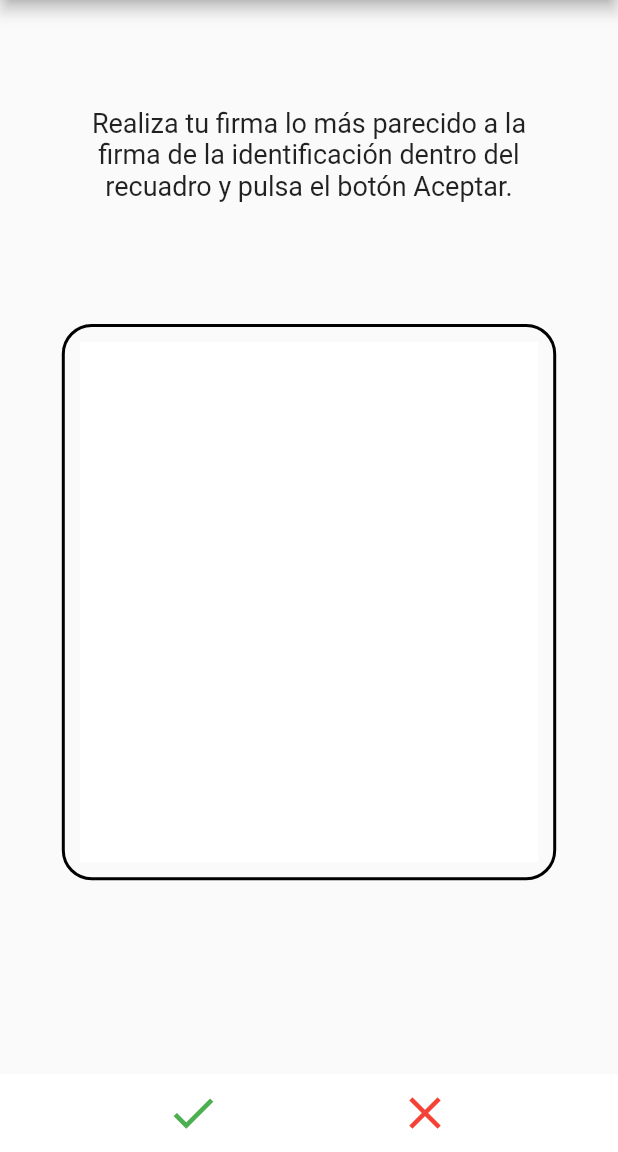
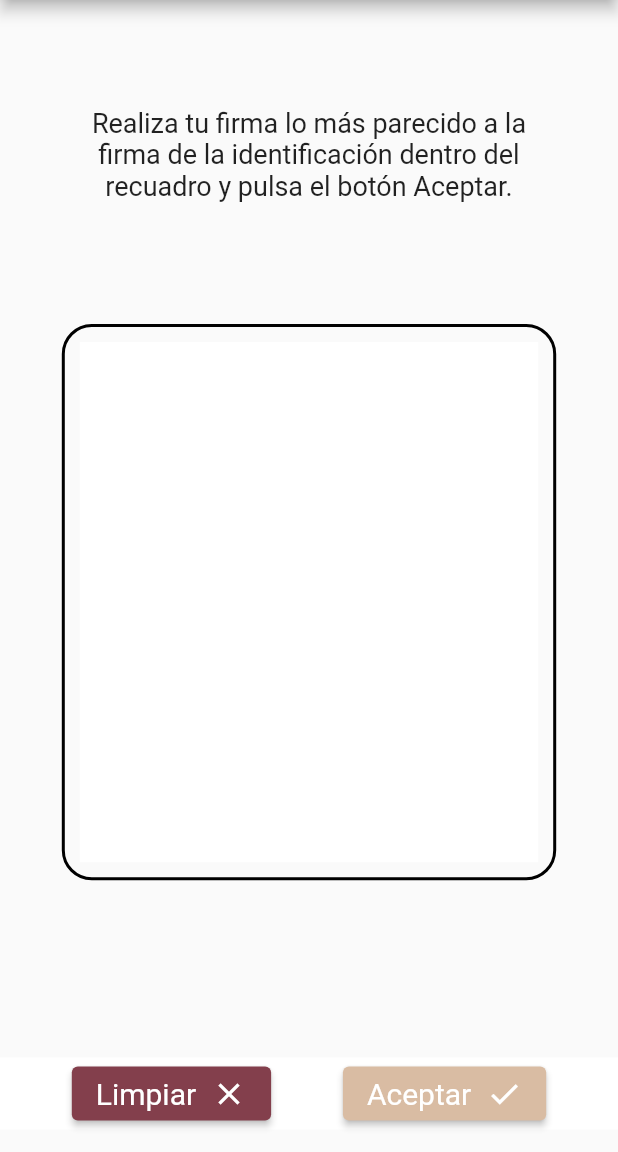
Before and after one commit to luigialejandro/flutter_signature_demo, a Flutter app: the screen it shows after launch, on a phone screen of 412 x 824 dp, the part 84-1236 px from its top. Run offline on Flutter 3.47's test engine with Material 2 defaults, Android fonts, the phone set to English and light mode, and no system bars; drawn by our look-alikes of signature.

Commit message:
The demo is already done and ready to be shown. The last modification were about changing the previous buttons for more ad hoc ones (with the final UI)

```diff
--- a/lib/main.dart
+++ b/lib/main.dart
@@ -88,6 +88,9 @@
           ),
           Spacer(),
           buildButtons(context),
+          SizedBox(
+            height: 15,
+          )
         ],
       ), // This trailing comma makes auto-formatting nicer for build methods.
     );
@@ -98,13 +101,53 @@
         child: Row(
           mainAxisAlignment: MainAxisAlignment.spaceEvenly,
           children: [
-            buildCheck(context),
-            buildClear(),
+            buildButton(
+                title: 'Limpiar',
+                icon: Icons.clear,
+                color: Color(0xff833F4C),
+                onClicked: () => controller.clear()),
+            buildButton(
+                title: 'Aceptar',
+                icon: Icons.check,
+                color: Color(0xffD9BCA3),
+                onClicked: () async {
+                  if (controller.isNotEmpty) {
+                    final signature = await exportSignature();
+
+                    await Navigator.of(context).push(MaterialPageRoute(
+                      builder: (context) =>
+                          SignaturePreviewPage(signature: signature),
+                    ));
+
+                    controller.clear();
+                  }
+                }),
           ],
         ),
       );
 
-  Widget buildCheck(BuildContext context) => IconButton(
+  Widget buildButton({
+    required String title,
+    required IconData icon,
+    required VoidCallback onClicked,
+    required Color color,
+  }) =>
+      ElevatedButton(
+        style: ElevatedButton.styleFrom(
+            primary: color,
+            onPrimary: Colors.white,
+            textStyle: TextStyle(fontSize: 20)),
+        child: Row(
+          children: [
+            Text(title),
+            const SizedBox(width: 10),
+            Icon(icon, size: 24),
+          ],
+        ),
+        onPressed: onClicked,
+      );
+
+  /*IconButton(
         iconSize: 36,
         icon: Icon(Icons.check, color: Colors.green),
         onPressed: () async {
@@ -119,12 +162,15 @@
           }
         },
       );
+      */
 
+/*
   Widget buildClear() => IconButton(
         iconSize: 36,
         icon: Icon(Icons.clear, color: Colors.red),
         onPressed: () => controller.clear(),
       );
+*/
 
   Future<dynamic> exportSignature() async {
     final exportController = SignatureController(
```
Also changed, not shown: lib/signature_preview_page.dart (+28 -5 lines).
